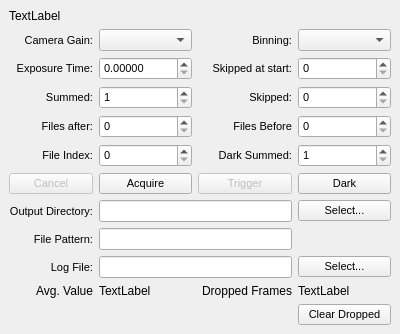
The window that source/qxrdacquiredialog.ui (guyjennings/qxrd) describes before a commit, drawn with Qt 5.
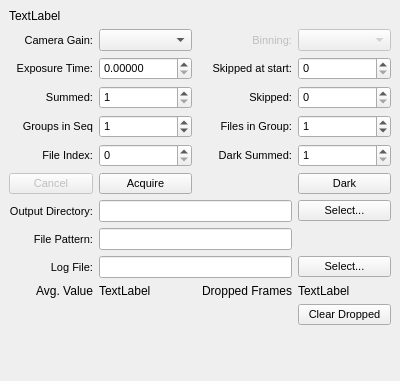
The same window after the commit. Custom widgets are drawn as their Qt base class.

What changed in the file:
```diff
--- a/source/qxrdacquiredialog.ui
+++ b/source/qxrdacquiredialog.ui
@@ -7,7 +7,7 @@
     <x>0</x>
     <y>0</y>
     <width>400</width>
-    <height>300</height>
+    <height>381</height>
    </rect>
   </property>
   <property name="windowTitle">
@@ -59,7 +59,7 @@
    <item row="1" column="2">
     <widget class="QLabel" name="label_21">
      <property name="enabled">
-      <bool>true</bool>
+       <bool>false</bool>
      </property>
      <property name="font">
       <font>
@@ -77,7 +77,7 @@
    <item row="1" column="3">
     <widget class="QComboBox" name="m_BinningMode">
      <property name="enabled">
-      <bool>true</bool>
+       <bool>false</bool>
      </property>
      <property name="sizePolicy">
       <sizepolicy hsizetype="Preferred" vsizetype="Fixed">
@@ -277,103 +277,6 @@
      </property>
     </widget>
    </item>
-   <item row="4" column="0">
-    <widget class="QLabel" name="label_3">
-     <property name="font">
-      <font>
-       <pointsize>8</pointsize>
-      </font>
-     </property>
-     <property name="text">
-      <string>Files after:</string>
-     </property>
-     <property name="alignment">
-      <set>Qt::AlignRight|Qt::AlignTrailing|Qt::AlignVCenter</set>
-     </property>
-    </widget>
-   </item>
-   <item row="4" column="1">
-    <widget class="QSpinBox" name="m_PostTriggerFiles">
-     <property name="sizePolicy">
-      <sizepolicy hsizetype="Preferred" vsizetype="Fixed">
-       <horstretch>1</horstretch>
-       <verstretch>0</verstretch>
-      </sizepolicy>
-     </property>
-     <property name="font">
-      <font>
-       <pointsize>8</pointsize>
-      </font>
-     </property>
-     <property name="toolTip">
-      <string>Total number of files to take after trigger
-Script: &quot;acquisition.postTriggerFiles&quot;
-Script Function: postTriggerFiles()</string>
-     </property>
-     <property name="specialValueText">
-      <string/>
-     </property>
-     <property name="keyboardTracking">
-      <bool>false</bool>
-     </property>
-     <property name="minimum">
-      <number>0</number>
-     </property>
-     <property name="maximum">
-      <number>99999</number>
-     </property>
-    </widget>
-   </item>
-   <item row="4" column="2">
-    <widget class="QLabel" name="label_9">
-     <property name="font">
-      <font>
-       <pointsize>8</pointsize>
-      </font>
-     </property>
-     <property name="text">
-      <string>Files Before</string>
-     </property>
-     <property name="alignment">
-      <set>Qt::AlignRight|Qt::AlignTrailing|Qt::AlignVCenter</set>
-     </property>
-    </widget>
-   </item>
-   <item row="4" column="3">
-    <widget class="QSpinBox" name="m_PreTriggerFiles">
-     <property name="sizePolicy">
-      <sizepolicy hsizetype="Preferred" vsizetype="Fixed">
-       <horstretch>1</horstretch>
-       <verstretch>0</verstretch>
-      </sizepolicy>
-     </property>
-     <property name="font">
-      <font>
-       <pointsize>8</pointsize>
-      </font>
-     </property>
-     <property name="toolTip">
-      <string>Total number of files to take before trigger&quot;
-Script: &quot;acquisition.preTriggerFiles&quot;
-Script Function: preTriggerFiles()</string>
-     </property>
-     <property name="specialValueText">
-      <string/>
-     </property>
-     <property name="keyboardTracking">
-      <bool>false</bool>
-     </property>
-     <property name="minimum">
-      <number>0</number>
-     </property>
-     <property name="maximum">
-      <number>99999</number>
-     </property>
-     <property name="value">
-      <number>0</number>
-     </property>
-    </widget>
-   </item>
    <item row="5" column="0">
     <widget class="QLabel" name="label_5">
      <property name="font">
@@ -502,31 +405,6 @@
      </property>
     </widget>
    </item>
-   <item row="6" column="2">
-    <widget class="QPushButton" name="m_TriggerButton">
-     <property name="enabled">
-      <bool>false</bool>
-     </property>
-     <property name="sizePolicy">
-      <sizepolicy hsizetype="Preferred" vsizetype="Fixed">
-       <horstretch>1</horstretch>
-       <verstretch>0</verstretch>
-      </sizepolicy>
-     </property>
-     <property name="font">
-      <font>
-       <pointsize>8</pointsize>
-      </font>
-     </property>
-     <property name="toolTip">
-      <string>Trigger acquisition
-Script Function: trigger()</string>
-     </property>
-     <property name="text">
-      <string>Trigger</string>
-     </property>
-    </widget>
-   </item>
    <item row="6" column="3">
     <widget class="QPushButton" name="m_DarkAcquireButton">
      <property name="enabled">
@@ -785,6 +663,108 @@
      </property>
     </spacer>
    </item>
+    <item row="4" column="0">
+     <widget class="QLabel" name="label_9">
+      <property name="font">
+       <font>
+        <pointsize>8</pointsize>
+       </font>
+      </property>
+      <property name="text">
+       <string>Groups in Seq</string>
+      </property>
+      <property name="alignment">
+       <set>Qt::AlignRight|Qt::AlignTrailing|Qt::AlignVCenter</set>
+      </property>
+     </widget>
+    </item>
+    <item row="4" column="2">
+     <widget class="QLabel" name="label_3">
+      <property name="font">
+       <font>
+        <pointsize>8</pointsize>
+       </font>
+      </property>
+      <property name="text">
+       <string>Files in Group:</string>
+      </property>
+      <property name="alignment">
+       <set>Qt::AlignRight|Qt::AlignTrailing|Qt::AlignVCenter</set>
+      </property>
+     </widget>
+    </item>
+    <item row="4" column="3">
+     <widget class="QSpinBox" name="m_FilesInGroup">
+      <property name="sizePolicy">
+       <sizepolicy hsizetype="Preferred" vsizetype="Fixed">
+        <horstretch>1</horstretch>
+        <verstretch>0</verstretch>
+       </sizepolicy>
+      </property>
+      <property name="font">
+       <font>
+        <pointsize>8</pointsize>
+       </font>
+      </property>
+      <property name="toolTip">
+       <string>Total number of files in each file group for synchronized acquisition
+Set to 1 to acquire individual images,
+Script: &quot;acquisition.filesInGroup&quot;
+Script Function: filesInGroup()</string>
+      </property>
+      <property name="specialValueText">
+       <string/>
+      </property>
+      <property name="keyboardTracking">
+       <bool>false</bool>
+      </property>
+      <property name="minimum">
+       <number>0</number>
+      </property>
+      <property name="maximum">
+       <number>99999</number>
+      </property>
+      <property name="value">
+       <number>1</number>
+      </property>
+     </widget>
+    </item>
+    <item row="4" column="1">
+     <widget class="QSpinBox" name="m_GroupsInSequence">
+      <property name="sizePolicy">
+       <sizepolicy hsizetype="Preferred" vsizetype="Fixed">
+        <horstretch>1</horstretch>
+        <verstretch>0</verstretch>
+       </sizepolicy>
+      </property>
+      <property name="font">
+       <font>
+        <pointsize>8</pointsize>
+       </font>
+      </property>
+      <property name="toolTip">
+       <string>Total number of file groups in synchronized acquisition,
+total number of images in 'conventional' acquisition
+Script: &quot;acquisition.groupsInSequence&quot;
+Script Function: groupsInSequence()</string>
+      </property>
+      <property name="specialValueText">
+       <string/>
+      </property>
+      <property name="keyboardTracking">
+       <bool>false</bool>
+      </property>
+      <property name="minimum">
+       <number>0</number>
+      </property>
+      <property name="maximum">
+       <number>99999</number>
+      </property>
+      <property name="value">
+       <number>1</number>
+      </property>
+     </widget>
+    </item>
   </layout>
   <action name="m_ActionAcquire">
    <property name="text">
```
Left out of the diff: 8 changed lines with no effect on the pictures. Lines whose indentation alone changed are shown as unchanged.
